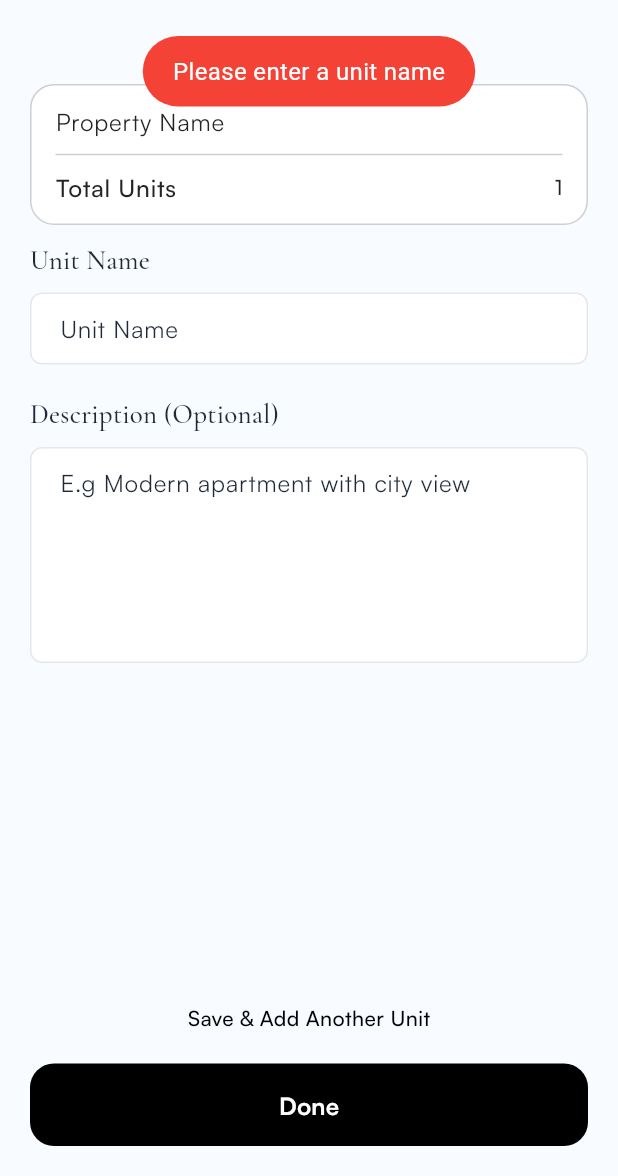
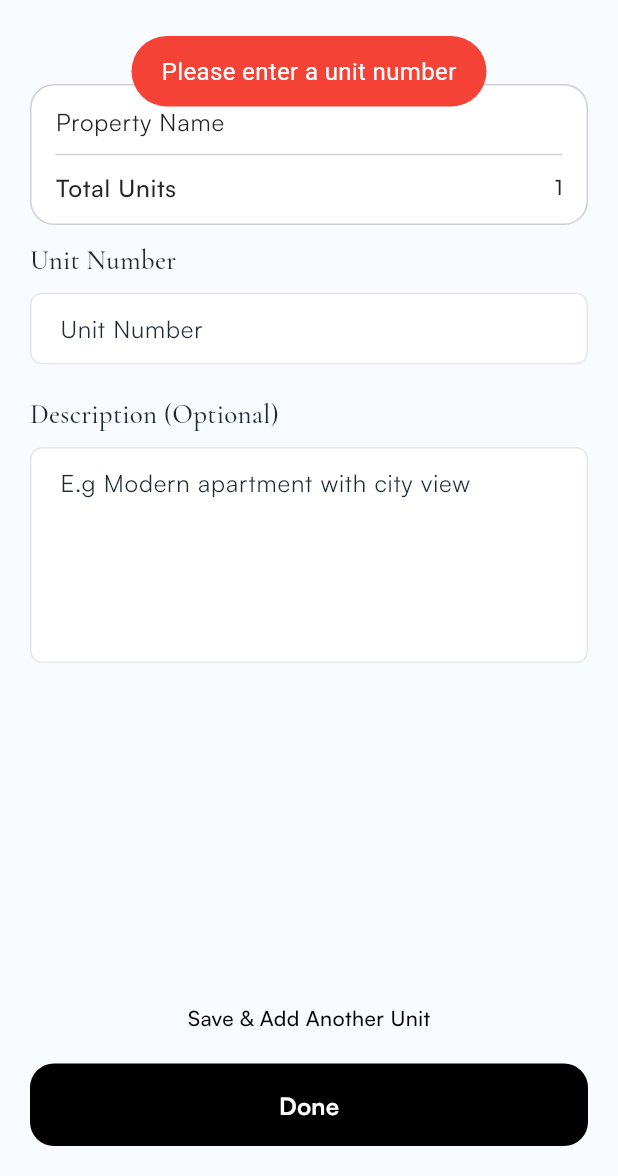
Before and after one commit to Jaysalasi/tobfolio, a Flutter app: the SaveAndAddAnotherPropertyUnitScreen screen opened directly with empty values, after a tap on "Save & Add Another Unit", on a phone screen of 412 x 824 dp, the part 60-1236 px from its top. Run offline on Flutter 3.47's test engine with Material 3 defaults, Android fonts, the phone set to English and light mode, and no system bars; our stand-ins replace dio, dotted_border, equatable, flutter_bloc, flutter_secure_storage, flutter_svg and 6 more; accounts and stored records are empty; network calls fail; project files that could hold a hidden picture were left out.

Commit message:
fixed create property

```diff
--- a/lib/features/add_property/screens/save_and_add_another_property_unit_screen.dart
+++ b/lib/features/add_property/screens/save_and_add_another_property_unit_screen.dart
@@ -14,6 +14,9 @@ class SaveAndAddAnotherPropertyUnitScreen extends StatefulWidget {
   final String propertyAddress;
   final String unitType;
   final List<String> propertyImages;
+  final int totalUnits;
+  final String unitNumber;
+  final String unitDescription;
 
   const SaveAndAddAnotherPropertyUnitScreen({
     super.key,
@@ -22,6 +25,9 @@ class SaveAndAddAnotherPropertyUnitScreen extends StatefulWidget {
     required this.unitType,
     required this.propertyAddress,
     required this.propertyImages,
+    required this.totalUnits,
+    required this.unitNumber,
+    required this.unitDescription,
   });
 
   @override
@@ -31,17 +37,28 @@ class SaveAndAddAnotherPropertyUnitScreen extends StatefulWidget {
 
 class _SaveAndAddAnotherPropertyUnitScreenState
     extends State<SaveAndAddAnotherPropertyUnitScreen> {
-  final List<Map<String, String>> _savedUnits = [];
+  late final List<Map<String, String>> _savedUnits;
   String _currentUnitName = '';
   String _currentDescription = '';
   int _formResetKey = 0;
   bool _isLoading = false;
 
-  int get _totalUnits => _savedUnits.length + 1;
+  int get _totalUnits => widget.totalUnits + _savedUnits.length;
+
+  @override
+  void initState() {
+    super.initState();
+    _savedUnits = [
+      {
+        'unitNumber': widget.unitNumber.trim(),
+        'description': widget.unitDescription.trim(),
+      },
+    ];
+  }
 
   void _saveAndAddAnother() {
     if (_currentUnitName.trim().isEmpty) {
-      showError('Please enter a unit name');
+      showError('Please enter a unit number');
       return;
     }
     setState(() {
@@ -57,12 +74,17 @@ class _SaveAndAddAnotherPropertyUnitScreenState
 
   Future<void> _done() async {
     final allUnits = List<Map<String, String>>.from(_savedUnits);
+    if (_currentUnitName.trim().isEmpty) {
+      showError('Please enter a unit number');
+      return;
+    }
     if (_currentUnitName.trim().isNotEmpty) {
       allUnits.add({
         'unitNumber': _currentUnitName.trim(),
         'description': _currentDescription.trim(),
       });
     }
+    print(  'allUnits: ${allUnits}');
 
     if (allUnits.isEmpty) {
       Navigator.pop(context);
@@ -80,10 +102,10 @@ class _SaveAndAddAnotherPropertyUnitScreenState
           address: widget.propertyAddress,
           units: allUnits.length,
           propertyImages: widget.propertyImages,
-          managementType: 'entire_building',
+          managementType: 'single_unit',
           unitType: widget.unitType,
           unitNumber: unit['unitNumber'] ?? '',
-          totalUnits: allUnits.length,
+          totalUnits: _totalUnits,
           unitDescription: unit['description'] ?? '',
         );
       }
@@ -175,8 +197,8 @@ class _SaveAndAddAnotherPropertyUnitScreenState
               const SizedBox(height: 10),
               AltTextField(
                 key: ValueKey('unit_name_$_formResetKey'),
-                label: "Unit Name",
-                hint: "Unit Name",
+                label: "Unit Number",
+                hint: "Unit Number",
                 onChanged: (v) => _currentUnitName = v,
               ),
 
--- a/lib/features/expenses/screen/expenses_history_detail.dart
+++ b/lib/features/expenses/screen/expenses_history_detail.dart
@@ -20,7 +20,6 @@ class _ExpensesHistoryDetailState extends State<ExpensesHistoryDetail> {
   @override
   Widget build(BuildContext context) {
     final theme = Theme.of(context);
-    print((widget.expenseDetail));
     // final size = MediaQuery.of(context).size;
     return Scaffold(
       backgroundColor: theme.colorScheme.tertiary,
--- a/lib/features/home/screens/home_screen.dart
+++ b/lib/features/home/screens/home_screen.dart
@@ -317,6 +317,7 @@ class _HomeScreenState extends State<HomeScreen> {
                             ),
                           ],
                         ),
+                        SizedBox(height: 90),
                       ],
                     ),
                   ),
--- a/lib/features/tenant_profile/screens/tenant_profile_screen.dart
+++ b/lib/features/tenant_profile/screens/tenant_profile_screen.dart
@@ -2,7 +2,6 @@ import 'package:flutter/material.dart';
 import 'package:flutter_bloc/flutter_bloc.dart';
 import 'package:tobfolio/core/theme/app_theme.dart';
 import 'package:tobfolio/features/add_property/utils/alt_text_field.dart';
-import 'package:tobfolio/features/auth/bloc/auth_bloc.dart';
 import 'package:tobfolio/features/home/bloc/home_bloc.dart';
 import 'package:tobfolio/features/tenant_profile/bloc/_tenant_profile_bloc.dart';
 import 'package:tobfolio/features/tenant_profile/screens/widgets/info_tile_widget.dart';
```
Also changed, not shown: lib/features/add_property/screens/add_property_screen.dart (+45 -10 lines), lib/features/all_properties/screen/all_properties_screen.dart (+7 -0 lines), lib/features/all_properties/screen/edit_property_screen.dart (+19 -13 lines), lib/features/all_properties/screen/widgets/all_property_card.dart (+16 -8 lines), lib/features/dashboard/screens/dashboard_screen.dart (+42 -9 lines), lib/features/rentals/screens/rentals_screen.dart (+14 -12 lines), 42 other files.
